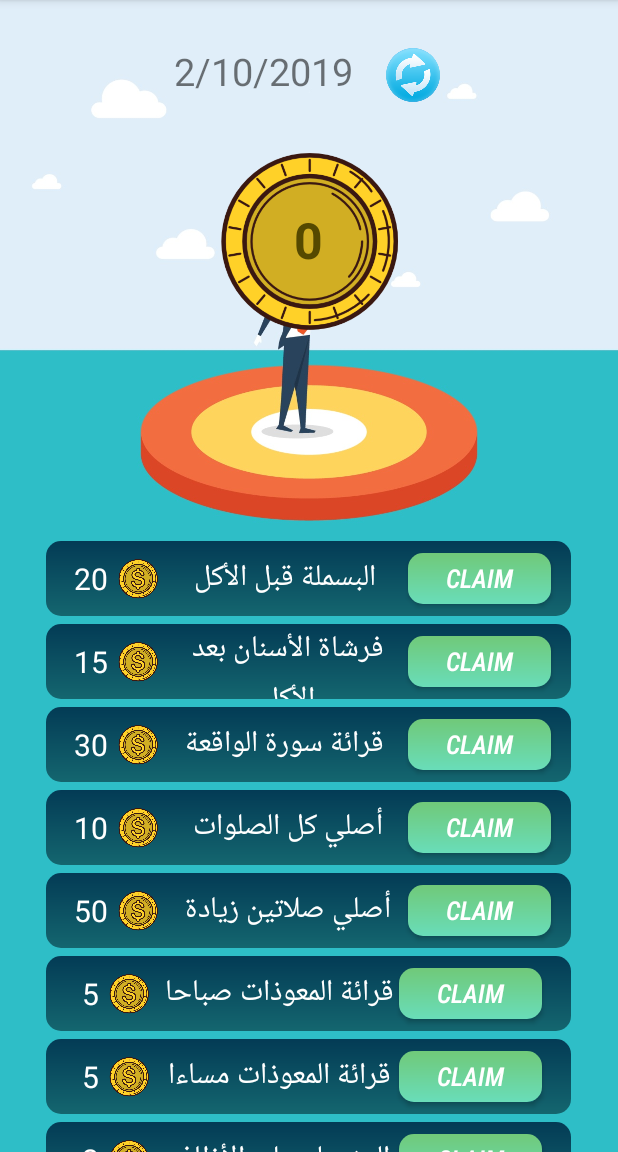
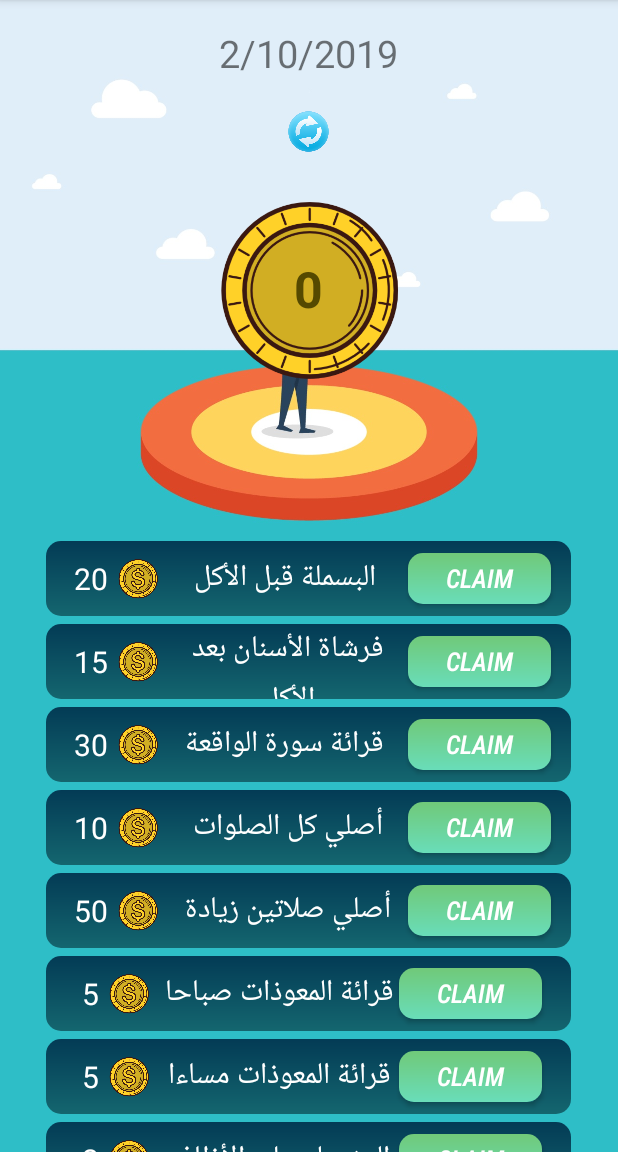
Before and after one commit to mhtsm2001/Achievement, an Android app: the screen it shows after launch (MainActivity), on a phone screen of 412 x 824 dp, the part 84-1236 px from its top. Run offline under Robolectric (Android 15) with nearby library versions, the phone set to English and light mode, and no system bars.

Commit message:
* Reload Image_button new design !! {Vertical}

```diff
--- a/app/src/main/res/layout/activity_main.xml
+++ b/app/src/main/res/layout/activity_main.xml
@@ -22,7 +22,10 @@
 
         <LinearLayout
             android:layout_width="wrap_content"
-            android:layout_height="wrap_content">
+            android:layout_height="wrap_content"
+            android:orientation="vertical"
+            android:gravity="center"
+            android:layout_marginTop="20dp">
 
 
 
@@ -31,17 +34,17 @@
             android:layout_width="wrap_content"
             android:layout_height="wrap_content"
             android:text="The Date Of Today"
-            android:textSize="25dp"
-            android:layout_marginRight="20dp">
+            android:textSize="25dp">
 
         </TextView>
 
 
         <ImageView
             android:id="@+id/reload"
-            android:layout_width="40dp"
-            android:layout_height="40dp"
-            android:background="@drawable/reload">
+            android:layout_width="30dp"
+            android:layout_height="30dp"
+            android:background="@drawable/reload"
+            android:layout_marginTop="20dp">
 
         </ImageView>
 
```
